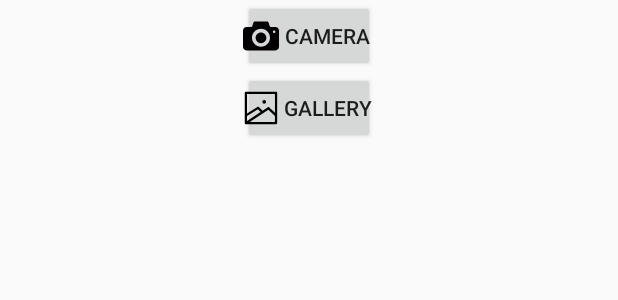
After one commit to hci201/HCI201, an Android app: the layout dialog_upload_picture.xml on its own in the app's theme, with its tools: preview values and no code run, on a phone screen of 412 x 824 dp. The commit adds this screen. Shown: the top 300 px of the screen. Run offline under Robolectric (Android 15) with nearby library versions, the phone set to English and light mode, and no system bars.

Commit message:
upload_image_gallery_video

```diff
--- a/app/src/main/AndroidManifest.xml
+++ b/app/src/main/AndroidManifest.xml
@@ -4,6 +4,7 @@
 
     <uses-permission android:name="android.permission.ACCESS_FINE_LOCATION" />
     <uses-permission android:name="android.permission.WRITE_EXTERNAL_STORAGE" />
+    <uses-permission android:name="android.permission.READ_EXTERNAL_STORAGE" />
 
     <uses-feature
         android:glEsVersion="0x00020000"
--- /dev/null
+++ b/app/src/main/res/drawable/ic_gallery.xml
@@ -0,0 +1,5 @@
+<vector android:height="24dp" android:viewportHeight="129"
+    android:viewportWidth="129" android:width="24dp" xmlns:android="http://schemas.android.com/apk/res/android">
+    <path android:fillColor="#FF000000" android:pathData="M76,42.4m-6.6,0a6.6,6.6 0,1 1,13.2 0a6.6,6.6 0,1 1,-13.2 0"/>
+    <path android:fillColor="#FF000000" android:pathData="m6.4,119.5c0,0 0,0.1 0,0 0,0.1 0,0.1 0.1,0.1 0.1,0.2 0.2,0.5 0.3,0.7 0,0.1 0.1,0.1 0.1,0.2 0,0.1 0.1,0.1 0.1,0.2 0,0 0.1,0.1 0.1,0.1 0.1,0.2 0.3,0.3 0.4,0.5 0,0 0.1,0.1 0.1,0.1 0.1,0.1 0.1,0.1 0.2,0.2 0.1,0 0.1,0.1 0.1,0.1 0.1,0.1 0.2,0.1 0.3,0.2 0,0 0.1,0.1 0.1,0.1 0,0 0.1,0 0.1,0.1 0.1,0.1 0.3,0.1 0.4,0.2 0.1,0 0.1,0 0.2,0.1 0.1,0 0.2,0.1 0.2,0.1 0.3,0.1 0.6,0.1 0.9,0.1h108.2c2.3,0 4.1,-1.8 4.1,-4.1v-27,-80.9c0,-2.3 -1.8,-4.1 -4.1,-4.1h-107.9c-2.3,0 -4.1,1.8 -4.1,4.1v80.7,27c0,0.3 0.1,0.7 0.1,1 0,0.1 0,0.2 0,0.2zM114.5,114.3h-90.4l66.8,-43.7 23.6,22.5v21.2zM14.5,14.7h100v67.1l-20.3,-19.4c-1.4,-1.3 -3.5,-1.5 -5.1,-0.5l-19.1,12.6 -13.3,-13.4c-1.4,-1.4 -3.5,-1.6 -5.1,-0.6l-37.1,23.4v-69.2zM14.5,93.6l38.7,-24.4 9.8,9.9 -48.5,31.7v-17.2z"/>
+</vector>
--- /dev/null
+++ b/app/src/main/res/drawable/ic_photo_camera.xml
@@ -0,0 +1,4 @@
+<vector android:height="24dp" android:viewportHeight="100"
+    android:viewportWidth="100" android:width="24dp" xmlns:android="http://schemas.android.com/apk/res/android">
+    <path android:fillColor="#030104" android:pathData="M50,40c-8.285,0 -15,6.718 -15,15c0,8.285 6.715,15 15,15c8.283,0 15,-6.715 15,-15C65,46.718 58.283,40 50,40zM90,25H78c-1.65,0 -3.428,-1.28 -3.949,-2.846l-3.102,-9.309C70.426,11.28 68.65,10 67,10H33c-1.65,0 -3.428,1.28 -3.949,2.846l-3.102,9.309C25.426,23.72 23.65,25 22,25H10C4.5,25 0,29.5 0,35v45c0,5.5 4.5,10 10,10h80c5.5,0 10,-4.5 10,-10V35C100,29.5 95.5,25 90,25zM50,80c-13.807,0 -25,-11.193 -25,-25c0,-13.806 11.193,-25 25,-25c13.805,0 25,11.194 25,25C75,68.807 63.805,80 50,80zM86.5,41.993c-1.932,0 -3.5,-1.566 -3.5,-3.5c0,-1.932 1.568,-3.5 3.5,-3.5c1.934,0 3.5,1.568 3.5,3.5C90,40.427 88.433,41.993 86.5,41.993z"/>
+</vector>
--- /dev/null
+++ b/app/src/main/res/layout/dialog_upload_picture.xml
@@ -0,0 +1,28 @@
+<?xml version="1.0" encoding="utf-8"?>
+<LinearLayout
+    xmlns:android="http://schemas.android.com/apk/res/android"
+    android:layout_width="match_parent"
+    android:layout_height="match_parent"
+    android:orientation="vertical"
+    >
+    <Button
+        android:id="@+id/btnCamera"
+        android:layout_width="wrap_content"
+        android:layout_height="wrap_content"
+        android:layout_gravity="center"
+        android:text="Camera"
+        android:drawableLeft="@drawable/ic_photo_camera"
+        android:paddingHorizontal="0dp"
+        />
+    <Button
+        android:id="@+id/btnGallery"
+        android:layout_width="wrap_content"
+        android:layout_height="wrap_content"
+        android:layout_gravity="center"
+        android:text="Gallery"
+        android:drawableLeft="@drawable/ic_gallery"
+        android:paddingHorizontal="0dp"
+        />
+
+
+</LinearLayout>
```
Also changed, not shown: app/src/main/java/com/example/repairgrab/activity/NotifyErrorActivity.java (+128 -0 lines), app/src/main/res/layout/activity_notify_error.xml (+11 -1 lines).
